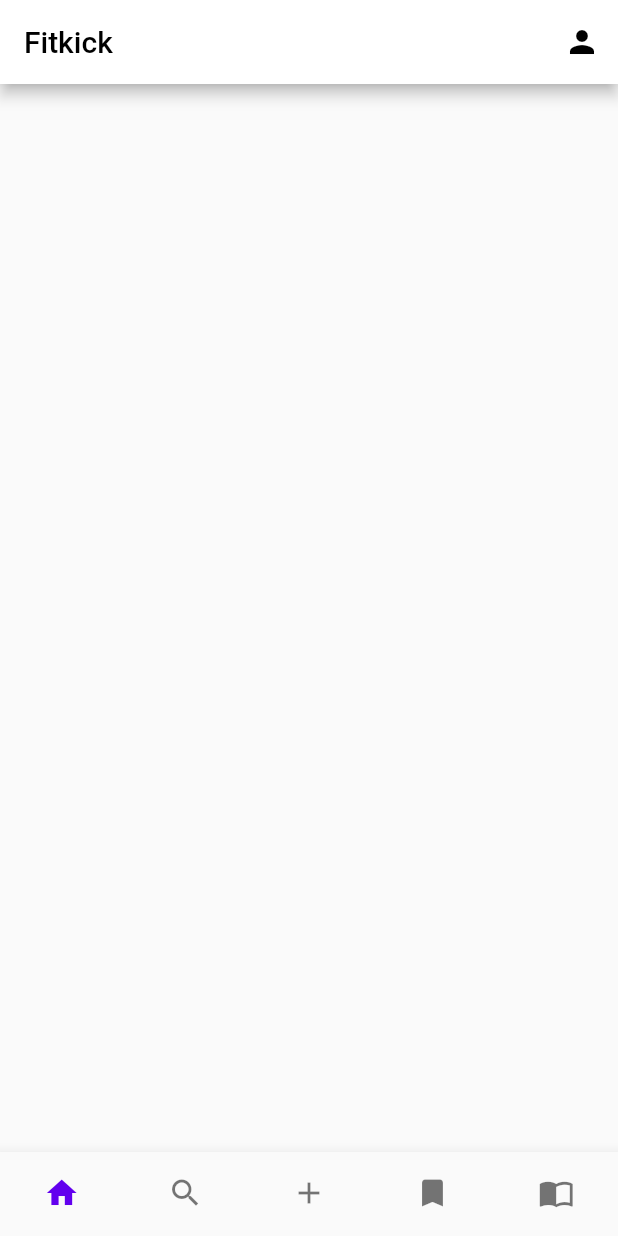
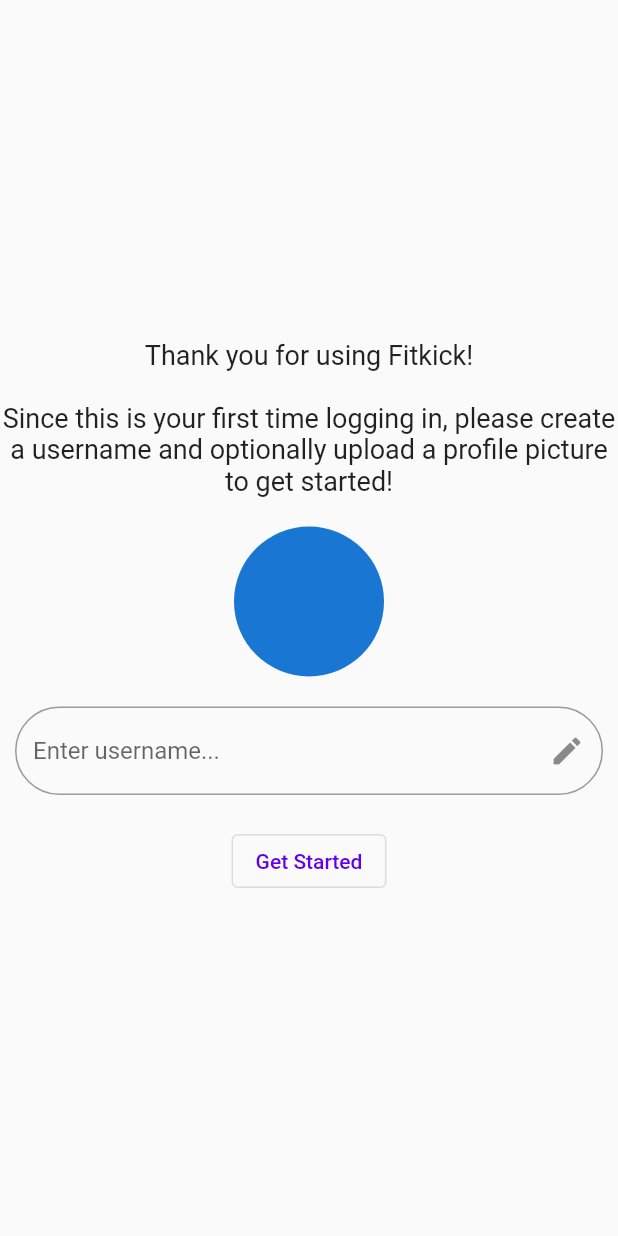
Before and after one commit to bpreise1/frontend, a Flutter app: the screen it shows once a user with an empty profile is signed in, on a phone screen of 412 x 824 dp. Run offline on Flutter 3.47's test engine with Material 2 defaults, Android fonts, the phone set to English and light mode, and no system bars; our stand-ins replace cloud_firestore, firebase_auth, firebase_core, flutter_riverpod, flutter_slidable, flutter_svg and 2 more; missing offline and left inert: firebase_ui_auth, firebase_ui_oauth_google; accounts and stored records are empty.

Commit message:
create profile page in progress

```diff
--- a/lib/authentication/auth_gate.dart
+++ b/lib/authentication/auth_gate.dart
@@ -2,7 +2,10 @@ import 'package:cloud_firestore/cloud_firestore.dart';
 import 'package:firebase_auth/firebase_auth.dart';
 import 'package:flutter/material.dart';
 import 'package:firebase_ui_auth/firebase_ui_auth.dart';
+import 'package:flutter_riverpod/flutter_riverpod.dart';
 import 'package:frontend/home.dart';
+import 'package:frontend/providers/current_user_provider.dart';
+import 'package:frontend/screens/create_profile_page.dart';
 
 class AuthGate extends StatelessWidget {
   const AuthGate({super.key});
@@ -16,29 +19,68 @@ class AuthGate extends StatelessWidget {
         builder: ((context, snapshot) {
           // User is not signed in
           if (!snapshot.hasData) {
+            return Consumer(
+              builder: (context, ref, child) {
                 return SignInScreen(
                   actions: [
                     AuthStateChangeAction<UserCreated>(
-                  (context, state) {
+                      (context, state) async {
                         final user = state.credential.user!;
-                    FirebaseFirestore.instance
+                        await FirebaseFirestore.instance
                             .collection('users')
                             .doc(user.uid)
                             .set({
                           'uid': user.uid,
                           'username': '',
+                          'username_lowercase': '',
                           'exercise_plans': [],
                           'progress_pictures': [],
                           'visibility_settings': {},
                         });
+                        await ref
+                            .read(currentUserProvider.notifier)
+                            .fetchCurrentUser();
                       },
-                )
+                    ),
+                    AuthStateChangeAction<SignedIn>(
+                      (context, state) async {
+                        await ref
+                            .read(currentUserProvider.notifier)
+                            .fetchCurrentUser();
+                      },
+                    ),
                   ],
+                );
+              },
             );
           }
 
           // Render application if authenticated
+          return Consumer(
+            builder: (context, ref, child) {
+              final currentUser = ref.watch(currentUserProvider);
+
+              return currentUser.when(
+                data: (data) {
+                  if (data.username == '') {
+                    return const CreateProfilePage();
+                  } else {
                     return const Home();
+                  }
+                },
+                error: (error, stackTrace) {
+                  return const Text('Error logging in');
+                },
+                loading: () {
+                  return Center(
+                    child: CircularProgressIndicator(
+                      color: Theme.of(context).colorScheme.secondary,
+                    ),
+                  );
+                },
+              );
+            },
+          );
         }));
   }
 }
--- a/lib/providers/current_user_provider.dart
+++ b/lib/providers/current_user_provider.dart
@@ -2,6 +2,7 @@ import 'dart:async';
 
 import 'package:flutter_riverpod/flutter_riverpod.dart';
 import 'package:frontend/models/custom_user.dart';
+import 'package:frontend/models/user_exception.dart';
 import 'package:frontend/repository/user_repository.dart';
 
 class CurrentUserNotifier extends AsyncNotifier<CustomUser> {
@@ -11,6 +12,31 @@ class CurrentUserNotifier extends AsyncNotifier<CustomUser> {
       userRepository.getCurrentUserId(),
     );
   }
+
+  Future<void> fetchCurrentUser() async {
+    state = const AsyncValue.loading();
+    state = await AsyncValue.guard(
+        () => userRepository.getUserById(userRepository.getCurrentUserId()));
+  }
+
+  Future<void> setUsernameById(String uid, String username) async {
+    if (username == '') {
+      throw const UserException(message: 'Username must not be empty');
+    }
+
+    if (!(await userRepository.usernameIsAvailable(username))) {
+      throw UserException(message: '"$username" is already taken');
+    }
+
+    state.whenData((user) async {
+      await userRepository.setUsernameById(uid, username);
+      state = AsyncValue.data(CustomUser(
+          username: username,
+          publishedPlans: state.value!.publishedPlans,
+          progressPictures: state.value!.progressPictures,
+          visibilitySettings: state.value!.visibilitySettings));
+    });
+  }
 }
 
 final currentUserProvider =
--- a/lib/providers/profile_page_provider.dart
+++ b/lib/providers/profile_page_provider.dart
@@ -23,7 +23,7 @@ class ProfilePageNotifier extends AsyncNotifier<CustomUser?> {
   Future<void> likeExercisePlan(String exercisePlanId) async {
     final String currentUser = userRepository.getCurrentUserId();
 
-    if (state.hasValue) {
+    if (state.asData != null) {
       final CustomUser user = state.value!;
       final PublishedExercisePlan plan =
           user.publishedPlans.firstWhere((plan) => plan.id == exercisePlanId);
--- /dev/null
+++ b/lib/screens/create_profile_page.dart
@@ -0,0 +1,109 @@
+import 'package:flutter/material.dart';
+import 'package:flutter_riverpod/flutter_riverpod.dart';
+import 'package:frontend/home.dart';
+import 'package:frontend/models/user_exception.dart';
+import 'package:frontend/providers/current_user_provider.dart';
+import 'package:frontend/repository/user_repository.dart';
+import 'package:image_picker/image_picker.dart';
+
+class CreateProfilePage extends StatefulWidget {
+  const CreateProfilePage({super.key});
+
+  @override
+  State<CreateProfilePage> createState() => _CreateProfilePageState();
+}
+
+class _CreateProfilePageState extends State<CreateProfilePage> {
+  late final TextEditingController _textEditingController;
+
+  @override
+  void initState() {
+    super.initState();
+    _textEditingController = TextEditingController();
+  }
+
+  @override
+  void dispose() {
+    _textEditingController.dispose();
+    super.dispose();
+  }
+
+  @override
+  Widget build(BuildContext context) {
+    return Scaffold(
+      body: Center(
+        child: Column(
+          mainAxisAlignment: MainAxisAlignment.center,
+          children: [
+            const Flexible(
+              child: Text(
+                'Thank you for using Fitkick!\n\nSince this is your first time logging in, please create a username and optionally upload a profile picture to get started!',
+                textAlign: TextAlign.center,
+                style: TextStyle(fontSize: 18),
+              ),
+            ),
+            Container(
+              padding: const EdgeInsets.only(
+                top: 20,
+              ),
+              child: GestureDetector(
+                onTap: () async {
+                  await ImagePicker().pickImage(source: ImageSource.camera);
+                },
+                child: const CircleAvatar(
+                  radius: 50,
+                ),
+              ),
+            ),
+            Container(
+              padding: const EdgeInsets.symmetric(horizontal: 10, vertical: 20),
+              child: TextField(
+                controller: _textEditingController,
+                decoration: InputDecoration(
+                  hintText: 'Enter username...',
+                  suffixIcon: const Icon(Icons.edit),
+                  border: OutlineInputBorder(
+                    borderRadius: BorderRadius.circular(30),
+                  ),
+                ),
+              ),
+            ),
+            Consumer(
+              builder: (context, ref, child) {
+                return OutlinedButton(
+                  onPressed: () async {
+                    UserException? userException;
+
+                    try {
+                      await ref
+                          .read(currentUserProvider.notifier)
+                          .setUsernameById(userRepository.getCurrentUserId(),
+                              _textEditingController.text);
+                    } on UserException catch (exception) {
+                      userException = exception;
+                    }
+
+                    if (context.mounted) {
+                      if (userException != null) {
+                        userException.displayException(context);
+                      } else {
+                        Navigator.of(context).pushReplacement(
+                          MaterialPageRoute(
+                            builder: (context) {
+                              return const Home();
+                            },
+                          ),
+                        );
+                      }
+                    }
+                  },
+                  child: const Text('Get Started'),
+                );
+              },
+            ),
+          ],
+        ),
+      ),
+    );
+  }
+}
--- a/lib/widgets/exercise_line_graph.dart
+++ b/lib/widgets/exercise_line_graph.dart
@@ -108,6 +108,8 @@ class ExerciseLineGraph extends ConsumerWidget {
               }
             })),
         error: ((error, stackTrace) => Center(child: Text(error.toString()))),
-        loading: () => const CircularProgressIndicator());
+        loading: () => CircularProgressIndicator(
+              color: Theme.of(context).colorScheme.secondary,
+            ));
   }
 }
--- a/pubspec.yaml
+++ b/pubspec.yaml
@@ -48,6 +48,7 @@ dependencies:
   flutter_slidable: ^2.0.0
   flutter_svg: ^1.1.2
   cloud_firestore: ^4.3.1
+  image_picker: ^0.8.6+2
 
 dev_dependencies:
   flutter_test:
```
Also changed, not shown: lib/repository/user_repository.dart (+39 -0 lines), pubspec.lock. Lines whose indentation alone changed are shown as unchanged.
